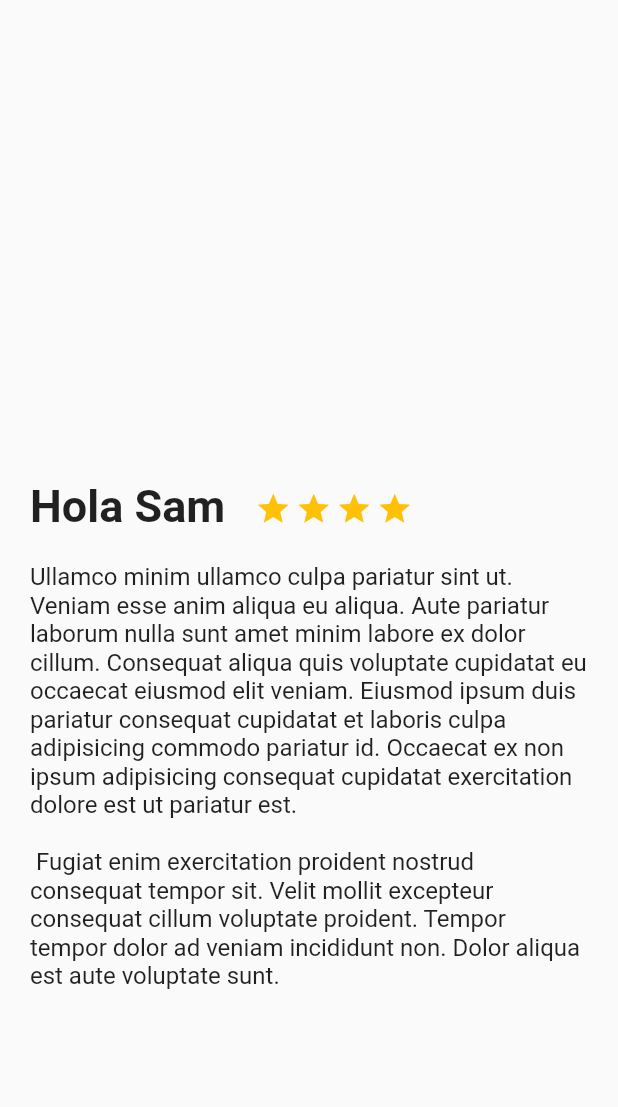
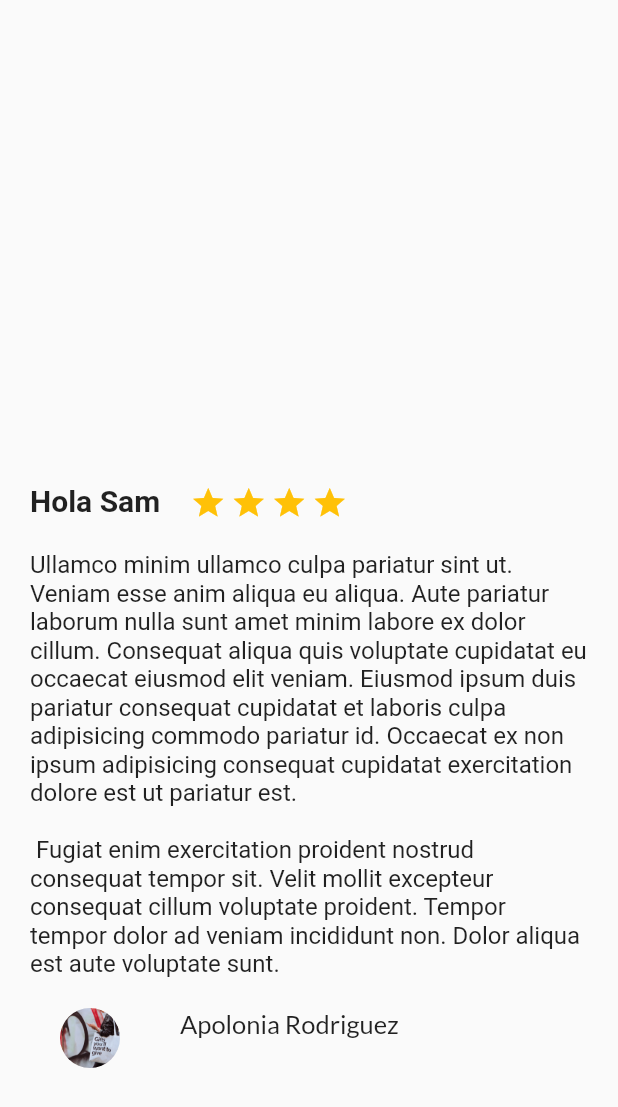
Before and after one commit to sam4ntha/travel_app5b, a Flutter app: the screen it shows after launch, on a phone screen of 412 x 824 dp. Shown: the top 1107 px of the screen. Run offline on Flutter 3.47's test engine with Material 2 defaults, Android fonts, the phone set to English and light mode, and no system bars; our stand-ins replace google_fonts; Roboto replaces fonts that are missing (Questrial).

Commit message:
Agregando profilePic & userName

```diff
--- a/lib/main.dart
+++ b/lib/main.dart
@@ -6,14 +6,23 @@ void main() {
 }
 
 class MainApp extends StatelessWidget {
+  final namePlace = 'Duwilli Ella';
+
+  final descriptionText =
+      'Ullamco minim ullamco culpa pariatur sint ut. Veniam esse anim aliqua eu aliqua. Aute pariatur laborum nulla sunt amet minim labore ex dolor cillum. Consequat aliqua quis voluptate cupidatat eu occaecat eiusmod elit veniam. Eiusmod ipsum duis pariatur consequat cupidatat et laboris culpa adipisicing commodo pariatur id. Occaecat ex non ipsum adipisicing consequat cupidatat exercitation dolore est ut pariatur est. \n\n Fugiat enim exercitation proident nostrud consequat tempor sit. Velit mollit excepteur consequat cillum voluptate proident. Tempor tempor dolor ad veniam incididunt non. Dolor aliqua est aute voluptate sunt. ';
+
   const MainApp({super.key});
 
   @override
   Widget build(BuildContext context) {
-    return const MaterialApp(
+    return MaterialApp(
       debugShowCheckedModeBanner: false,
       home: Scaffold(
-        body: DescriptionPLaceScreen(),
+        body: DescriptionPLaceScreen(
+          namePlace: namePlace,
+          stars: 5,
+          descriptionPlace: descriptionText,
+        ),
       ),
     );
   }
--- a/lib/screens/description_place_screen.dart
+++ b/lib/screens/description_place_screen.dart
@@ -1,19 +1,26 @@
 import 'package:flutter/material.dart';
 import 'package:google_fonts/google_fonts.dart';
+import 'package:travel_app5b/screens/review.dart';
 
 class DescriptionPLaceScreen extends StatelessWidget {
-  const DescriptionPLaceScreen({super.key});
+  final String descriptionPlace;
+  final String namePlace;
+  final int stars;
 
+  const DescriptionPLaceScreen(
+      {super.key,
+      required this.descriptionPlace,
+      required this.namePlace,
+      required this.stars});
+  //Usar la misma ventana para lugares diferentes final field
   @override
   Widget build(BuildContext context) {
     const TextStyle titleStyle = TextStyle(
-      fontSize: 30.0,
+      fontSize: 20.0,
       fontWeight: FontWeight.bold,
     );
     //Alt + z = acomodar el texto
     //Cada imagen que se quira usar, se dee agregar en el archivo pubspec.yaml
-    const descriptionText =
-        'Ullamco minim ullamco culpa pariatur sint ut. Veniam esse anim aliqua eu aliqua. Aute pariatur laborum nulla sunt amet minim labore ex dolor cillum. Consequat aliqua quis voluptate cupidatat eu occaecat eiusmod elit veniam. Eiusmod ipsum duis pariatur consequat cupidatat et laboris culpa adipisicing commodo pariatur id. Occaecat ex non ipsum adipisicing consequat cupidatat exercitation dolore est ut pariatur est. \n\n Fugiat enim exercitation proident nostrud consequat tempor sit. Velit mollit excepteur consequat cillum voluptate proident. Tempor tempor dolor ad veniam incididunt non. Dolor aliqua est aute voluptate sunt. ';
 
     final star = Container(
       margin: const EdgeInsets.only(top: 323.0, right: 3.0),
@@ -30,7 +37,7 @@ class DescriptionPLaceScreen extends StatelessWidget {
         right: 20.0,
       ),
       child: Text(
-        descriptionText,
+        descriptionPlace,
         style: GoogleFonts.questrial(
             textStyle: const TextStyle(
           fontSize: 16.0,
@@ -62,6 +69,7 @@ class DescriptionPLaceScreen extends StatelessWidget {
       children: [
         titleAndStarts,
         description,
+        const Review(),
       ],
     );
   }
--- a/lib/screens/review.dart
+++ b/lib/screens/review.dart
@@ -1,14 +1,46 @@
-import 'package:flutter/material.dart'; //importM para importar el paquete material.dart
+import 'package:flutter/material.dart';
+import 'package:google_fonts/google_fonts.dart'; //importM para importar el paquete material.dart
 
+//Si aparecen unas rayas amarillas y grises diagonales, quiere decir que no cabe el contenido en la aplicación
 //stless para detectar Stateless widget
 //stful Stateful widget
-class MyWidget extends StatelessWidget {
+class Review extends StatelessWidget {
   final String pathImage = 'assets/img/profile1.jpg';
+  final String user = 'Apolonia Rodriguez';
+  final String details = '1 review 5 photos';
+  final String commet = 'This is an amazing place in Sri Lanka';
 
-  const MyWidget({super.key});
+  const Review({super.key});
 
   @override
   Widget build(BuildContext context) {
-    return const Placeholder();
+    final profilePic = Container(
+      margin: const EdgeInsets.only(
+        top: 20.0,
+        left: 20,
+      ),
+      width: 80,
+      height: 40,
+      decoration: BoxDecoration(
+        shape: BoxShape.circle,
+        image: DecorationImage(fit: BoxFit.cover, image: AssetImage(pathImage)),
+      ),
+    );
+    final userName = Container(
+      margin: const EdgeInsets.only(
+        left: 20.0,
+      ),
+      child: Text(
+        user,
+        textAlign: TextAlign.left,
+        style: GoogleFonts.lato(fontSize: 17.0),
+      ),
+    );
+    return Row(
+      children: [
+        profilePic,
+        userName,
+      ],
+    );
   }
 }
```
